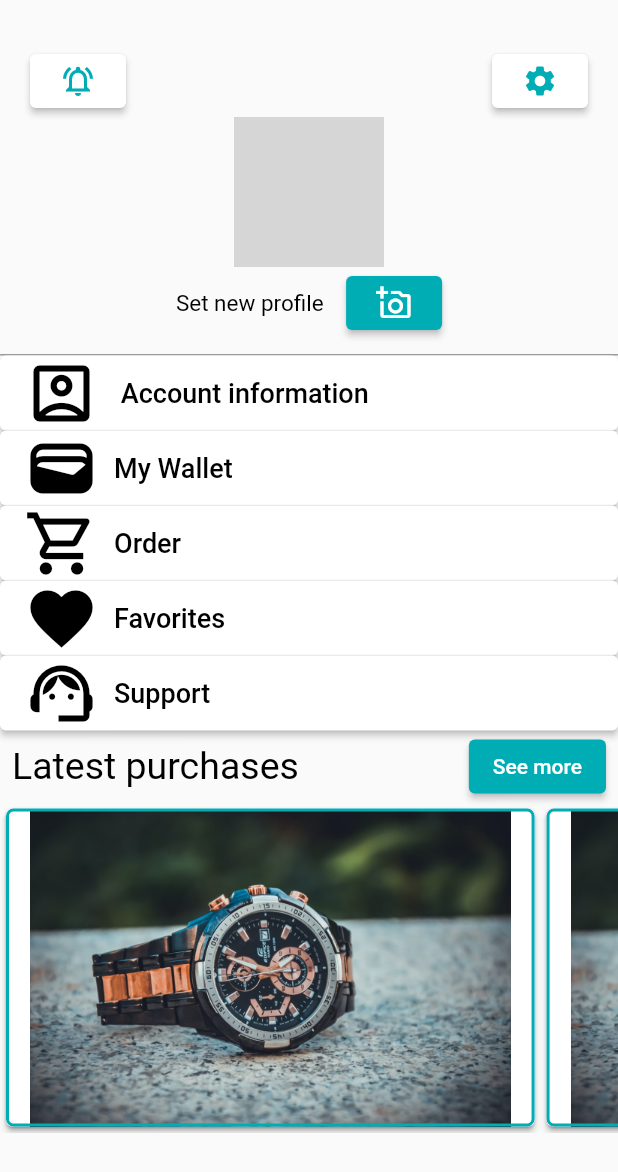
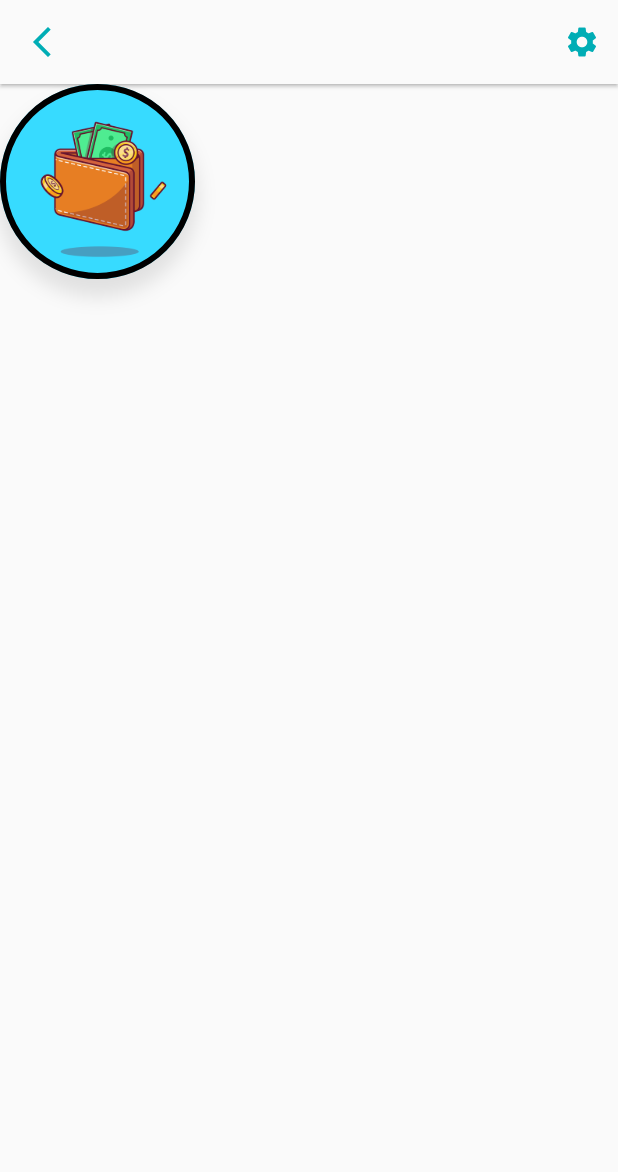
Before and after one commit to amin109vd/shop-store, a Flutter app: the ProfileScreen screen opened directly, after a tap on "My Wallet", on a phone screen of 412 x 824 dp. Shown: the top 1172 px of the screen. Run offline on Flutter 3.47's test engine with Material 2 defaults, Android fonts, the light colour scheme and no system bars; our stand-ins replace curved_navigation_bar, get; network calls fail; grey boxes are pictures that could not be loaded.

Commit message:
add profile.dart and edit home screen profile

```diff
--- a/lib/features/login_feature/presentation/screen/login_page.dart
+++ b/lib/features/login_feature/presentation/screen/login_page.dart
@@ -1,5 +1,3 @@
-import 'dart:ffi';
-
 import 'package:flutter/material.dart';
 import 'package:shoppstore/features/login_feature/components/My_Button.dart';
 import 'package:shoppstore/features/login_feature/components/My_TextField.dart';
--- a/lib/features/profile_feature/presentation/screen/home_screen.dart
+++ b/lib/features/profile_feature/presentation/screen/home_screen.dart
@@ -1,4 +1,6 @@
 import 'package:flutter/material.dart';
+import 'package:shoppstore/features/profile_feature/presentation/screen/profile.dart';
+import 'package:shoppstore/features/profile_feature/presentation/screen/wallet.dart';
 
 class ProfileScreen extends StatefulWidget {
   const ProfileScreen({Key? key}) : super(key: key);
@@ -54,39 +56,32 @@ class _ProfileScreenState extends State<ProfileScreen> {
                   ),
                 ],
               ),
-              Container(
-                  child:Column(
-                    children: <Widget>[
-                      CircleAvatar(
-                        radius: 50,
-                        backgroundImage: AssetImage('assets/images/image6.jpg'),
-                      )
-                    ],
-                  ),),
-              Row(
-                mainAxisAlignment: MainAxisAlignment.center,
+              Center(
+                child: Stack(
                   children: [
                     Container(
-                    child: Text(
-                      'Set new profile',
-                      style: TextStyle(color: Colors.black, fontSize: 15),
+                      width: 130,
+                      height: 130,
+                      decoration: BoxDecoration(
+                          shape: BoxShape.circle,
+                          border: Border.all(width: 4),
+                          color: Theme.of(context).scaffoldBackgroundColor,
+                          boxShadow: [
+                            BoxShadow(
+                                spreadRadius: 2,
+                                blurRadius: 10,
+                                color: Colors.black.withOpacity(0.1),
+                                offset: Offset(0, 10)),
+                          ],
+                          image: DecorationImage(
+                              fit: BoxFit.cover,
+                              image: AssetImage('assets/images/image6.jpg'))),
                     ),
-                  ),
-                  SizedBox(
-                    width: 15,
-                  ),
-                  Container(
-                    child: ElevatedButton(
-                      style: ElevatedButton.styleFrom(
-                        primary: const Color(0xff00ADB5), // background
-                        onPrimary: Colors.white, // foreground
-                      ),
-                      onPressed: () {},
-                      child: Icon(Icons.add_a_photo_outlined),
-                    ),
-                  )
+
                   ],
                 ),
+              ),SizedBox(height: 50,),
+
               Padding(
                 padding: EdgeInsets.only(top: 10),
                 child: Container(
@@ -100,7 +95,10 @@ class _ProfileScreenState extends State<ProfileScreen> {
                   primary: Colors.white, // background
                   onPrimary: Colors.white, // foreground
                 ),
-                onPressed: () {},
+                onPressed: () {Navigator.push(
+                  context,
+                  MaterialPageRoute(builder: (context) => const profile()),
+                );},
                 child: Row(
                   children: [
                     Icon(
@@ -112,7 +110,7 @@ class _ProfileScreenState extends State<ProfileScreen> {
                       padding: const EdgeInsets.only(left: 10),
                       child: Center(
                         child: Text(
-                          ' Account information',
+                          ' Profile',
                           style: TextStyle(fontSize: 18, color: Colors.black),
                         ),
                       ),
@@ -125,7 +123,10 @@ class _ProfileScreenState extends State<ProfileScreen> {
                   primary: Colors.white, // background
                   onPrimary: Colors.white, // foreground
                 ),
-                onPressed: () {},
+                onPressed: () {Navigator.push(
+                  context,
+                  MaterialPageRoute(builder: (context) => const Wallet()),
+                );},
                 child: Row(
                   children: [
                     Icon(
@@ -226,7 +227,7 @@ class _ProfileScreenState extends State<ProfileScreen> {
                   mainAxisAlignment: MainAxisAlignment.spaceBetween,
                   children: [
                     Text(
-                      'Latest purchases',
+                      'Amazing discount',
                       style:
                       TextStyle(color: Colors.black, fontSize: 25),
                     ),
--- a/lib/features/profile_feature/presentation/screen/profile.dart
+++ b/lib/features/profile_feature/presentation/screen/profile.dart
@@ -18,7 +18,7 @@ class _profileState extends State<profile> {
         leading: IconButton(
           icon: Icon(Icons.arrow_back_ios_new),
           color: Color(0xff00ADB5),
-          onPressed: () {},
+          onPressed: () {Navigator.pop(context);},
         ),
         actions: [
           IconButton(
@@ -95,11 +95,14 @@ class _profileState extends State<profile> {
               SizedBox(
                 height: 35,
               ),
-              Row(
+              Row(mainAxisAlignment: MainAxisAlignment.spaceBetween,
                 children: [
-                  Padding(
-                    padding: const EdgeInsets.symmetric(horizontal: 50),
-                    child: OutlinedButton(
+                  OutlinedButton(
+                    style: OutlinedButton.styleFrom(
+                        padding: EdgeInsets.symmetric(horizontal: 50),
+
+                        shape: RoundedRectangleBorder(
+                            borderRadius: BorderRadius.circular(20))),
                     onPressed: () {},
                     child: Text(
                       'Cancel',
@@ -108,8 +111,21 @@ class _profileState extends State<profile> {
                           fontSize: 14,
                           letterSpacing: 2.2,
                           color: Colors.black),
-                        )),
-                  )
+                    ),
+                  ),
+                  ElevatedButton(
+                      style: ElevatedButton.styleFrom(backgroundColor:Color(0xff00ADB5),
+                          padding: EdgeInsets.symmetric(horizontal: 50),elevation: 2
+                      ,shape: RoundedRectangleBorder(borderRadius: BorderRadius.circular(20))),
+                      onPressed: () {},
+                      child: Text(
+                        'Save',
+                        style: TextStyle(
+                            fontWeight: FontWeight.bold,
+                            fontSize: 14,
+                            letterSpacing: 2.2,
+                            color: Colors.black),
+                      ))
                 ],
               )
             ]),
--- /dev/null
+++ b/lib/features/profile_feature/presentation/screen/wallet.dart
@@ -0,0 +1,69 @@
+import 'package:flutter/material.dart';
+
+class Wallet extends StatefulWidget {
+  const Wallet({Key? key}) : super(key: key);
+
+  @override
+  State<Wallet> createState() => _WalletState();
+}
+
+class _WalletState extends State<Wallet> {
+  @override
+  Widget build(BuildContext context) {
+    return Scaffold(
+      appBar: AppBar(
+        backgroundColor: Theme.of(context).scaffoldBackgroundColor,
+        elevation: 1,
+        leading: IconButton(
+          icon: Icon(Icons.arrow_back_ios_new),
+          color: Color(0xff00ADB5),
+          onPressed: () {
+            Navigator.pop(context);
+          },
+        ),
+        actions: [
+          IconButton(
+            icon: Icon(Icons.settings),
+            color: Color(0xff00ADB5),
+            onPressed: () {},
+          ),
+        ],
+      ),
+      body: Column(
+        children: [
+          Row(
+            children: [
+              Center(
+                child: Stack(
+                  children: [
+                    Container(
+                      width: 130,
+                      height: 130,
+                      decoration: BoxDecoration(
+                          shape: BoxShape.circle,
+                          border: Border.all(width: 4),
+                          color: Theme.of(context).scaffoldBackgroundColor,
+                          boxShadow: [
+                            BoxShadow(
+                                spreadRadius: 2,
+                                blurRadius: 10,
+                                color: Colors.black.withOpacity(0.1),
+                                offset: Offset(0, 10)),
+                          ],
+                          image: DecorationImage(
+                              fit: BoxFit.cover,
+                              image: AssetImage('assets/image/wallet.jpg'))),
+                    ),
+                  ],
+                ),
+              ),
+              SizedBox(
+                height: 50,
+              ),
+            ],
+          )
+        ],
+      ),
+    );
+  }
+}
--- a/lib/main.dart
+++ b/lib/main.dart
@@ -18,7 +18,7 @@ class MyApp extends StatelessWidget {
   Widget build(BuildContext context) {
     return MaterialApp(
       debugShowCheckedModeBanner: false,
-      home: profile(),
+      home: RootScreen(),
     );
   }
 }
--- a/pubspec.yaml
+++ b/pubspec.yaml
@@ -73,6 +73,7 @@ flutter:
   # To add assets to your application, add an assets section, like this:
   assets:
     - assets/images/
+    - assets/image/
 
   # An image asset can refer to one or more resolution-specific "variants", see
   # https://flutter.dev/assets-and-images/#resolution-aware
```
Also changed, not shown: assets/image/wallet.jpg (added). Lines whose indentation alone changed are shown as unchanged.
